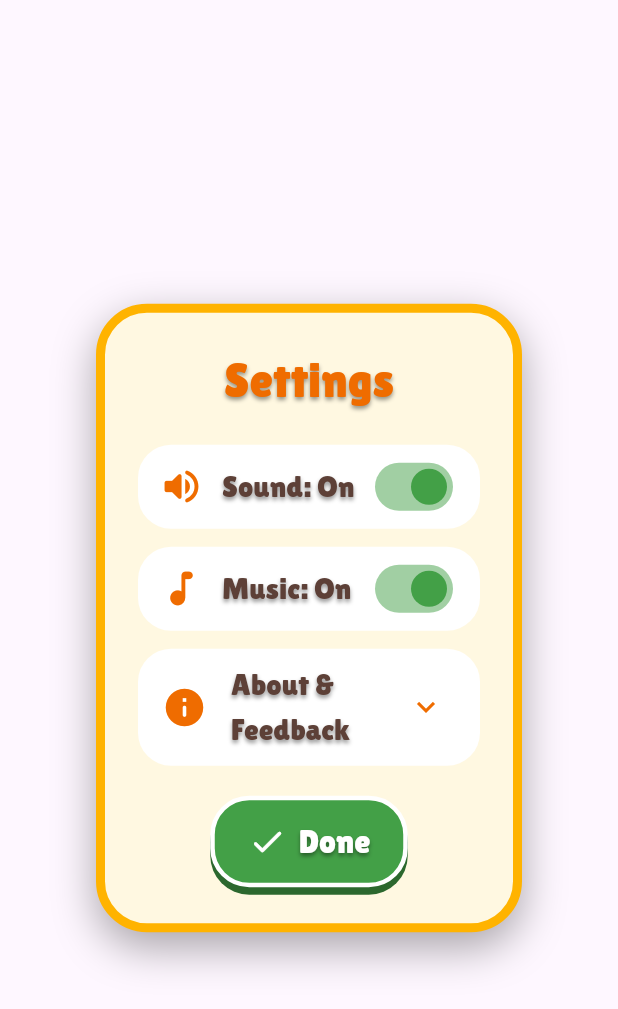
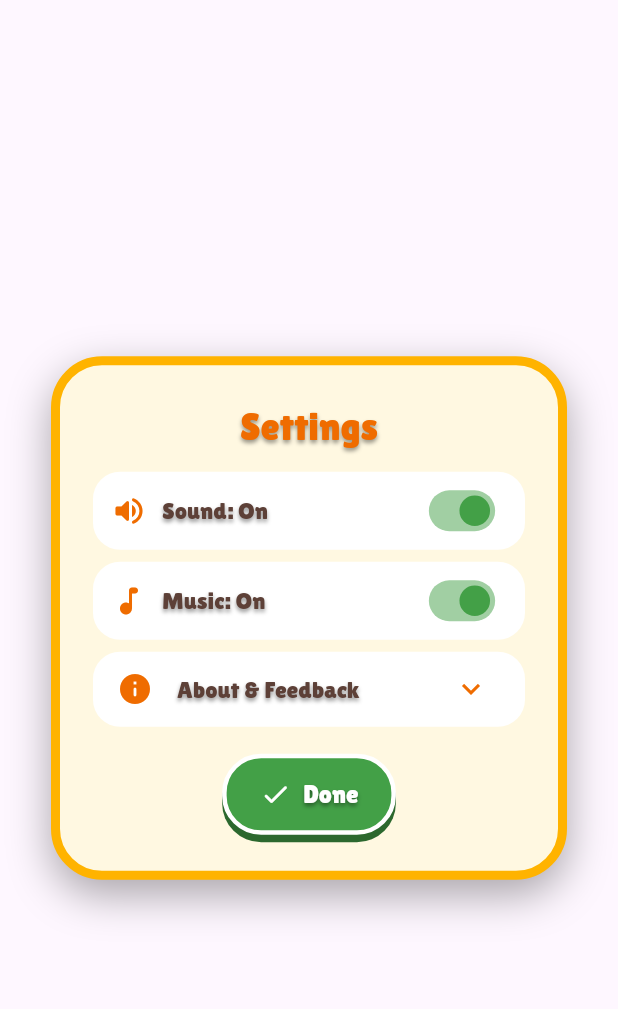
Before and after one commit to Gurusaran-B123/egg-shot, a Flutter app: the SettingsDialog widget shown alone on an empty page, opened directly, on a phone screen of 412 x 824 dp. Shown: the top 1009 px of the screen. Run offline on Flutter 3.47's test engine with Material 3 defaults, Android fonts, the phone set to English and light mode, and no system bars; our stand-ins replace audioplayers, shared_preferences; accounts and stored records are empty.

Commit message:
Update overlays.dart

```diff
--- a/lib/widgets/overlays.dart
+++ b/lib/widgets/overlays.dart
@@ -15,6 +15,7 @@ class SettingsDialog extends StatelessWidget {
     return Dialog(
       backgroundColor: Colors.transparent,
       elevation: 0,
+      insetPadding: const EdgeInsets.symmetric(horizontal: 10, vertical: 20),
       child: ListenableBuilder(
         listenable: sm,
         builder: (context, _) => SingleChildScrollView(
@@ -22,8 +23,8 @@ class SettingsDialog extends StatelessWidget {
           child: Column(
             mainAxisSize: MainAxisSize.min,
             children: [
-              Text('Settings', style: fancyText(32, color: const Color(0xFFEF6C00))),
-              const SizedBox(height: 14),
+              Text('Settings', style: fancyText(26, color: const Color(0xFFEF6C00))),
+              const SizedBox(height: 8),
               _row(
                 sm.muted ? Icons.volume_off_rounded : Icons.volume_up_rounded,
                 sm.muted ? 'Sound: Muted' : 'Sound: On',
@@ -40,6 +41,7 @@ class SettingsDialog extends StatelessWidget {
               const SizedBox(height: 14),
               ChunkyButton(
                 label: 'Done',
+                fontSize: 17,
                 icon: Icons.check_rounded,
                 color: const Color(0xFF43A047),
                 onTap: () => Navigator.of(context).pop(),
@@ -70,24 +72,25 @@ class SettingsDialog extends StatelessWidget {
 
   /// Dropdown: developer credit, rights and feedback link.
   Widget _about(BuildContext context) {
-    final brown = fancyText(17, color: const Color(0xFF5D4037));
+    final brown = fancyText(14, color: const Color(0xFF5D4037));
     return Container(
-      margin: const EdgeInsets.symmetric(vertical: 6),
-      decoration: BoxDecoration(color: Colors.white, borderRadius: BorderRadius.circular(22)),
+      margin: const EdgeInsets.symmetric(vertical: 4),
+      decoration: BoxDecoration(color: Colors.white, borderRadius: BorderRadius.circular(18)),
       clipBehavior: Clip.antiAlias,
       child: Theme(
         data: Theme.of(context).copyWith(dividerColor: Colors.transparent),
         child: ExpansionTile(
-          leading: const Icon(Icons.info_rounded, color: Color(0xFFEF6C00), size: 30),
-          title: Text('About & Feedback', style: fancyText(20, color: const Color(0xFF5D4037))),
+          dense: true,
+          leading: const Icon(Icons.info_rounded, color: Color(0xFFEF6C00), size: 24),
+          title: Text('About & Feedback', maxLines: 1, overflow: TextOverflow.ellipsis, style: fancyText(16, color: const Color(0xFF5D4037))),
           iconColor: const Color(0xFFEF6C00),
           collapsedIconColor: const Color(0xFFEF6C00),
           childrenPadding: const EdgeInsets.fromLTRB(16, 0, 16, 14),
           children: [
-            Text('Egg Shot', style: fancyText(22, color: const Color(0xFFEF6C00))),
+            Text('Egg Shot', style: fancyText(18, color: const Color(0xFFEF6C00))),
             const SizedBox(height: 6),
             Text('Developed and all rights reserved by', textAlign: TextAlign.center, style: brown),
-            Text('Mr. GURUSARAN B', textAlign: TextAlign.center, style: fancyText(21, color: const Color(0xFF3E2723))),
+            Text('Mr. GURUSARAN B', textAlign: TextAlign.center, style: fancyText(16, color: const Color(0xFF3E2723))),
             const SizedBox(height: 6),
             Text('A Deplofree creation', textAlign: TextAlign.center, style: brown),
             const SizedBox(height: 12),
@@ -95,7 +98,7 @@ class SettingsDialog extends StatelessWidget {
               label: 'Feedback / Website',
               icon: Icons.open_in_new_rounded,
               color: const Color(0xFF1E88E5),
-              fontSize: 18,
+              fontSize: 15,
               onTap: () => _openSite(context),
             ),
           ],
@@ -106,15 +109,23 @@ class SettingsDialog extends StatelessWidget {
 
   Widget _row(IconData icon, String label, bool value, ValueChanged<bool> onChanged) {
     return Container(
-      margin: const EdgeInsets.symmetric(vertical: 6),
-      padding: const EdgeInsets.symmetric(horizontal: 14, vertical: 4),
-      decoration: BoxDecoration(color: Colors.white, borderRadius: BorderRadius.circular(22)),
+      margin: const EdgeInsets.symmetric(vertical: 4),
+      padding: const EdgeInsets.symmetric(horizontal: 12, vertical: 2),
+      decoration: BoxDecoration(color: Colors.white, borderRadius: BorderRadius.circular(18)),
       child: Row(
         children: [
-          Icon(icon, color: const Color(0xFFEF6C00), size: 30),
-          const SizedBox(width: 12),
-          Expanded(child: Text(label, style: fancyText(20, color: const Color(0xFF5D4037)))),
-          Switch(value: value, onChanged: onChanged, activeColor: const Color(0xFF43A047)),
+          Icon(icon, color: const Color(0xFFEF6C00), size: 24),
+          const SizedBox(width: 10),
+          Expanded(
+            child: Text(label,
+                maxLines: 1,
+                overflow: TextOverflow.ellipsis,
+                style: fancyText(16, color: const Color(0xFF5D4037))),
+          ),
+          Transform.scale(
+            scale: 0.85,
+            child: Switch(value: value, onChanged: onChanged, activeColor: const Color(0xFF43A047)),
+          ),
         ],
       ),
     );
@@ -192,6 +203,7 @@ class ShopDialog extends StatelessWidget {
     return Dialog(
       backgroundColor: Colors.transparent,
       elevation: 0,
+      insetPadding: const EdgeInsets.symmetric(horizontal: 10, vertical: 20),
       child: ListenableBuilder(
         listenable: w,
         builder: (context, _) => SingleChildScrollView(
@@ -199,23 +211,24 @@ class ShopDialog extends StatelessWidget {
             child: Column(
               mainAxisSize: MainAxisSize.min,
               children: [
-                Text('Power Shop', style: fancyText(32, color: const Color(0xFFEF6C00))),
+                Text('Power Shop', style: fancyText(26, color: const Color(0xFFEF6C00))),
                 const SizedBox(height: 6),
                 Row(
                   mainAxisAlignment: MainAxisAlignment.center,
                   children: [
-                    const Icon(Icons.star_rounded, color: Color(0xFFFFB300), size: 30),
+                    const Icon(Icons.star_rounded, color: Color(0xFFFFB300), size: 24),
                     const SizedBox(width: 4),
-                    Text('${w.balance} stars', style: fancyText(24, color: const Color(0xFF5D4037))),
+                    Text('${w.balance} stars', style: fancyText(18, color: const Color(0xFF5D4037))),
                   ],
                 ),
                 const SizedBox(height: 8),
                 for (var k = 0; k < 3; k++) _item(context, w, k),
                 const SizedBox(height: 8),
-                Text('Earn stars by finishing levels.', style: fancyText(15, color: const Color(0xFF8D6E63))),
-                const SizedBox(height: 10),
+                Text('Earn stars by finishing levels.', style: fancyText(13, color: const Color(0xFF8D6E63))),
+                const SizedBox(height: 8),
                 ChunkyButton(
                   label: 'Close',
+                  fontSize: 17,
                   icon: Icons.check_rounded,
                   color: const Color(0xFF43A047),
                   onTap: () => Navigator.of(context).pop(),
@@ -231,16 +244,16 @@ class ShopDialog extends StatelessWidget {
   Widget _item(BuildContext context, Wallet w, int k) {
     final can = w.balance >= Wallet.costs[k];
     return Container(
-      margin: const EdgeInsets.symmetric(vertical: 5),
-      padding: const EdgeInsets.all(10),
-      decoration: BoxDecoration(color: Colors.white, borderRadius: BorderRadius.circular(20)),
+      margin: const EdgeInsets.symmetric(vertical: 4),
+      padding: const EdgeInsets.all(8),
+      decoration: BoxDecoration(color: Colors.white, borderRadius: BorderRadius.circular(16)),
       child: Row(
         children: [
           SizedBox(
-            width: 44,
-            height: 48,
+            width: 36,
+            height: 40,
             child: k == 2
-                ? const Icon(Icons.ac_unit_rounded, color: Color(0xFF29B6F6), size: 40)
+                ? const Icon(Icons.ac_unit_rounded, color: Color(0xFF29B6F6), size: 32)
                 : Image.asset('assets/images/${_icons[k]}.png',
                     errorBuilder: (c, e, s) => const Icon(Icons.circle, size: 36)),
           ),
@@ -249,8 +262,8 @@ class ShopDialog extends StatelessWidget {
             child: Column(
               crossAxisAlignment: CrossAxisAlignment.start,
               children: [
-                Text('${Wallet.names[k]}  x${w.owned[k]}', style: fancyText(20, color: const Color(0xFF3E2723))),
-                Text(Wallet.info[k], style: fancyText(13, color: const Color(0xFF8D6E63))),
+                Text('${Wallet.names[k]}  x${w.owned[k]}', style: fancyText(16, color: const Color(0xFF3E2723))),
+                Text(Wallet.info[k], style: fancyText(11, color: const Color(0xFF8D6E63))),
               ],
             ),
           ),
@@ -263,7 +276,7 @@ class ShopDialog extends StatelessWidget {
               }
             },
             child: Container(
-              padding: const EdgeInsets.symmetric(horizontal: 10, vertical: 8),
+              padding: const EdgeInsets.symmetric(horizontal: 8, vertical: 6),
               decoration: BoxDecoration(
                 color: can ? const Color(0xFF43A047) : Colors.grey,
                 borderRadius: BorderRadius.circular(16),
@@ -271,8 +284,8 @@ class ShopDialog extends StatelessWidget {
               child: Row(
                 mainAxisSize: MainAxisSize.min,
                 children: [
-                  Text('${Wallet.costs[k]}', style: fancyText(20)),
-                  const Icon(Icons.star_rounded, color: Color(0xFFFFEE58), size: 22),
+                  Text('${Wallet.costs[k]}', style: fancyText(16)),
+                  const Icon(Icons.star_rounded, color: Color(0xFFFFEE58), size: 18),
                 ],
               ),
             ),
```
